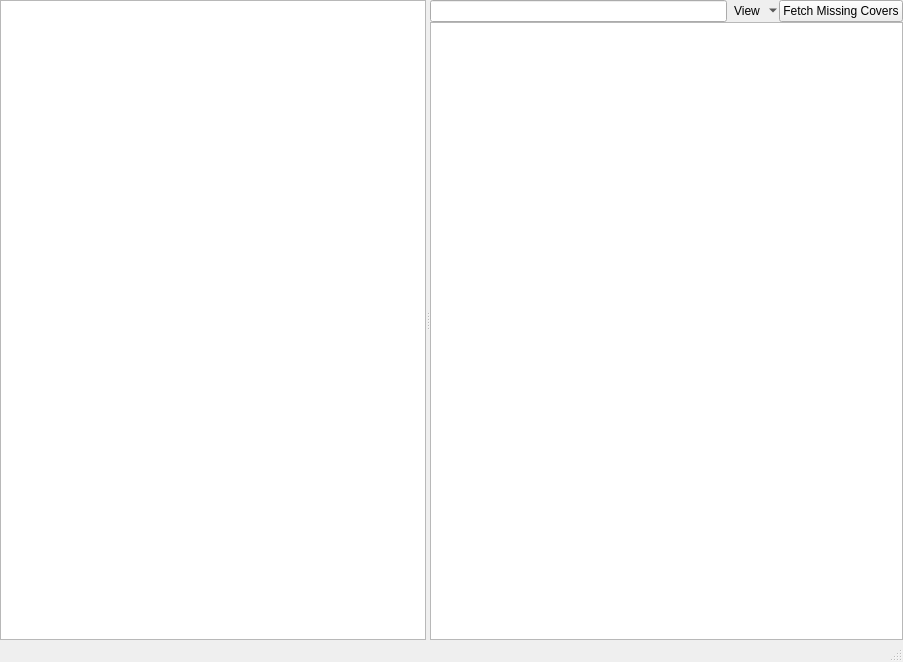
This is src/ui/albumcovermanager.ui in clementine-player/Clementine as Qt 5 draws it before an edit. The edited form follows.
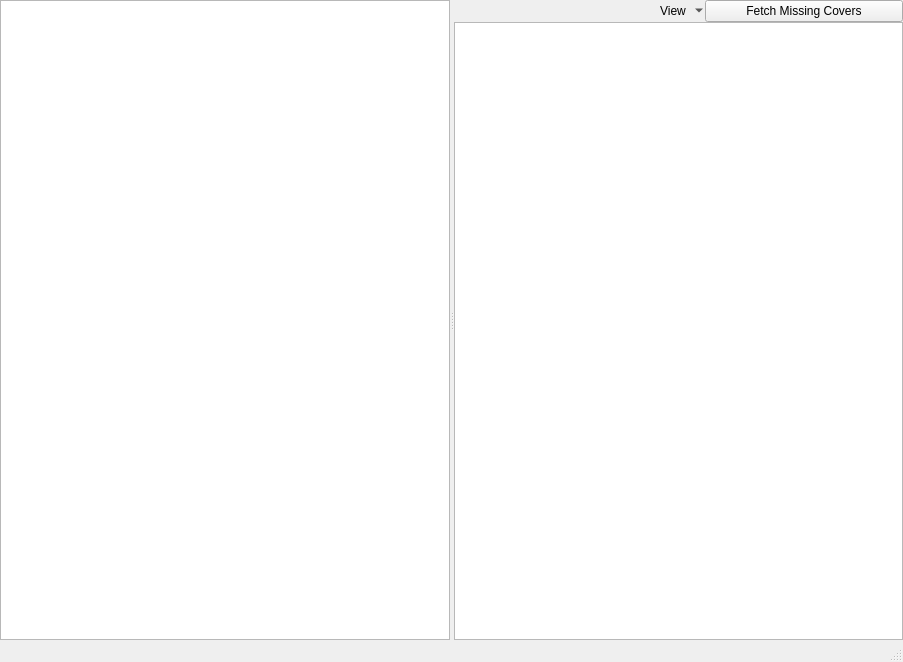
This is the edited form. Icons and pictures are not drawn. Custom widgets are drawn as their Qt base class.

Commit message: Port search field in AlbumCoverManager to QSearchField and add support for placeholder text.

Diff of the .ui file:
```diff
--- a/src/ui/albumcovermanager.ui
+++ b/src/ui/albumcovermanager.ui
@@ -58,8 +58,8 @@
            <number>0</number>
           </property>
           <item>
-           <widget class="LineEdit" name="filter">
-            <property name="hint" stdset="0">
+           <widget class="QSearchField" name="filter">
+            <property name="placeholderText" stdset="0">
              <string>Enter search terms here</string>
             </property>
            </widget>
@@ -169,9 +169,9 @@
  </widget>
  <customwidgets>
   <customwidget>
-   <class>LineEdit</class>
-   <extends>QLineEdit</extends>
-   <header>widgets/lineedit.h</header>
+   <class>QSearchField</class>
+   <extends>QWidget</extends>
+   <header>3rdparty/qocoa/qsearchfield.h</header>
   </customwidget>
   <customwidget>
    <class>AlbumCoverManagerList</class>
```
The commit also changes 5 other files.
